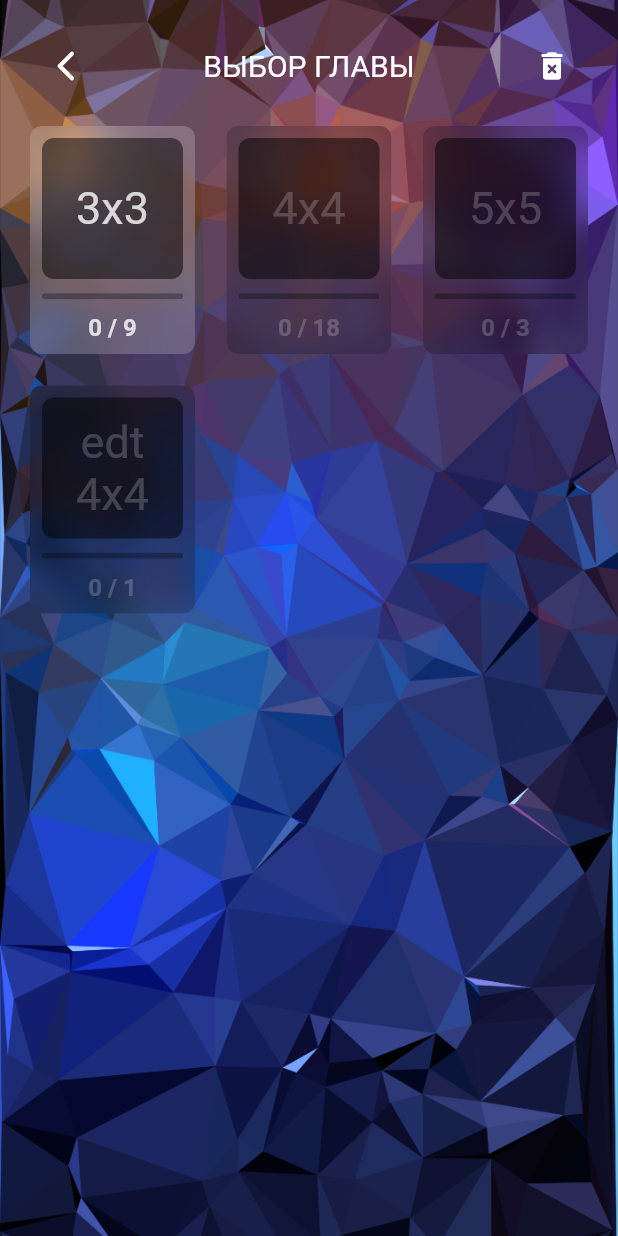
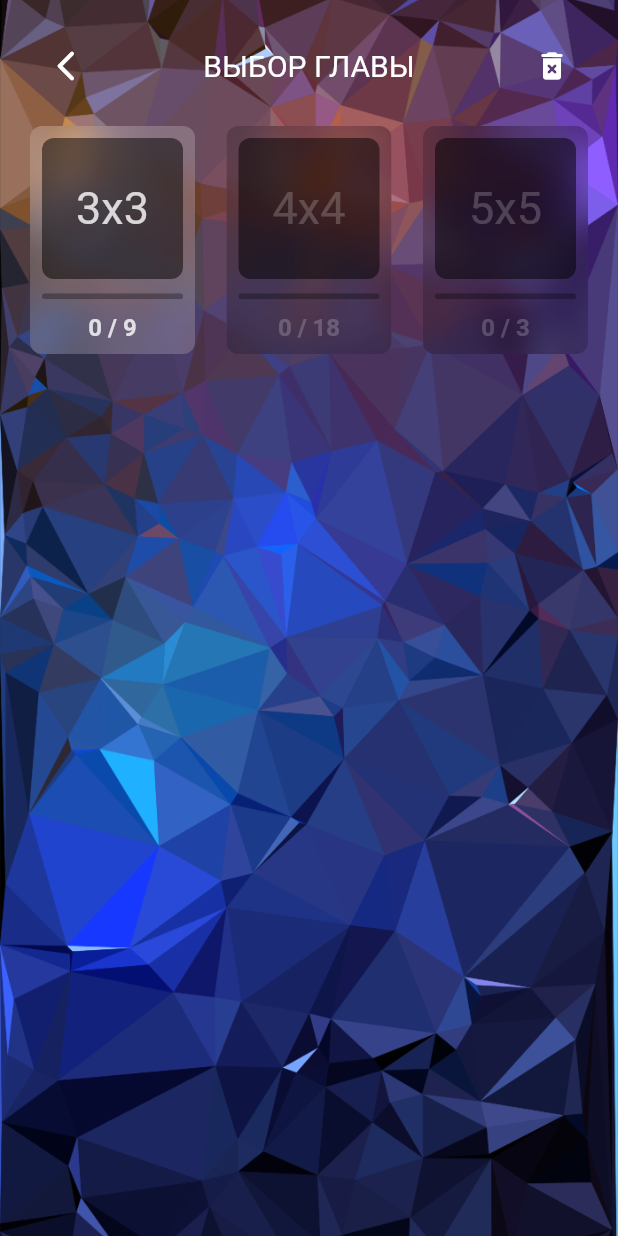
Before and after one commit to nukeolay/peaceit, a Flutter app: the SelectChapterMenuScreen screen opened by its route, on a phone screen of 412 x 824 dp. Run offline on Flutter 3.47's test engine with Material 2 defaults, Android fonts, the phone set to English and light mode, and no system bars; our stand-ins replace flip_card, shared_preferences; accounts and stored records are empty; Roboto replaces fonts that are missing (Montserrat).

Commit message:
fixwd 3x3 level editor

```diff
--- a/lib/core/models/levels.dart
+++ b/lib/core/models/levels.dart
@@ -836,29 +836,46 @@ class Levels {
           Cell(4, 4),
         ]),
 
-    Level(id: 'new', chapterId: 'edt 4x4', bestResult: 4, goodResult: 7, cells: [
-      Cell(1, 1),
-      Cell(2, 1),
-      Cell(3, 1),
-      Cell(4, 1),
-      Cell(1, 2),
-      Cell(2, 2),
-      Cell(3, 2),
-      Cell(4, 2),
-      Cell(1, 3),
-      Cell(2, 3),
-      Cell(3, 3),
-      Cell(4, 3),
-      Cell(1, 4),
-      Cell(2, 4),
-      Cell(3, 4),
-      Cell(4, 4),
-    ], solution: [
-      Cell(0, 0),
-      Cell(0, 0),
-      Cell(0, 0),
-      Cell(0, 0),
-    ]),
+// Level(id: 'new 3x3', chapterId: 'edt 3x3', bestResult: 4, goodResult: 7, cells: [
+//       Cell(1, 1),
+//       Cell(2, 1),
+//       Cell(3, 1),
+//       Cell(1, 2),
+//       Cell(2, 2),
+//       Cell(3, 2),
+//       Cell(1, 3),
+//       Cell(2, 3),
+//       Cell(3, 3),
+//     ], solution: [
+//       Cell(0, 0),
+//       Cell(0, 0),
+//       Cell(0, 0),
+//       Cell(0, 0),
+//     ]),
+
+//     Level(id: 'new 4x4', chapterId: 'edt 4x4', bestResult: 4, goodResult: 7, cells: [
+//       Cell(1, 1),
+//       Cell(2, 1),
+//       Cell(3, 1),
+//       Cell(4, 1),
+//       Cell(1, 2),
+//       Cell(2, 2),
+//       Cell(3, 2),
+//       Cell(4, 2),
+//       Cell(1, 3),
+//       Cell(2, 3),
+//       Cell(3, 3),
+//       Cell(4, 3),
+//       Cell(1, 4),
+//       Cell(2, 4),
+//       Cell(3, 4),
+//       Cell(4, 4),
+//     ], solution: [
+//       Cell(0, 0),
+//       Cell(0, 0),
+//       Cell(0, 0),
+//       Cell(0, 0),
+//     ]),
 
     Level(
         id: '5x5s10n1',
```
Also changed, not shown: lib/features/home/screens/home_screen.dart (+12 -3 lines).
